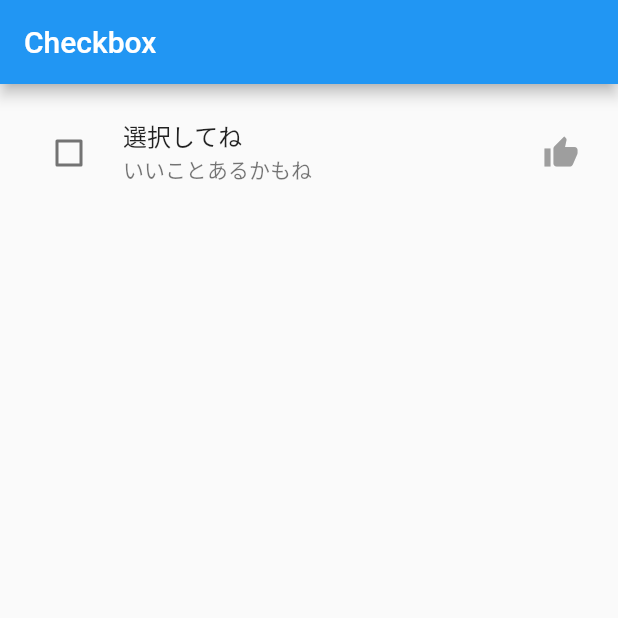
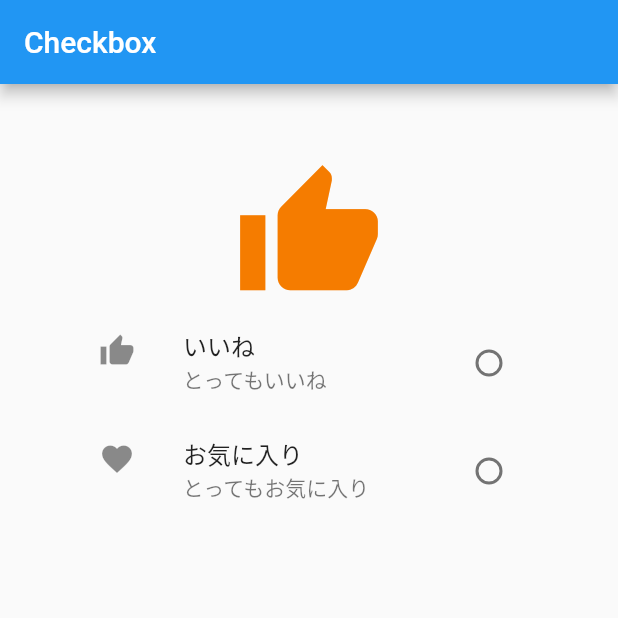
Before and after one commit to kazuma-fujita/flutter_doc_jp_layout_tutorial, a Flutter app: the screen it shows after launch, on a phone screen of 412 x 824 dp, the top half of it. Run offline on Flutter 3.47's test engine with Material 2 defaults, Android fonts, the phone set to English and light mode, and no system bars.

Commit message:
added radio button

```diff
--- a/lib/main.dart
+++ b/lib/main.dart
@@ -1,10 +1,11 @@
 import 'package:flutter/material.dart';
 import 'package:flutter/rendering.dart';
-import 'package:flutter_doc_jp_layout_tutorial/checkbox.dart';
+
+import 'radio_button.dart';
 
 void main() {
   debugPaintSizeEnabled = false;
-  runApp(CheckboxWidget());
+  runApp(RadioWidget());
 }
 
 class MyApp extends StatelessWidget {
--- /dev/null
+++ b/lib/radio_button.dart
@@ -0,0 +1,83 @@
+import 'package:flutter/material.dart';
+
+class RadioWidget extends StatelessWidget {
+  @override
+  Widget build(BuildContext context) {
+    return MaterialApp(
+      home: Scaffold(
+        appBar: AppBar(
+          title: const Text('Checkbox'),
+        ),
+        body: ChangeForm(),
+      ),
+    );
+  }
+}
+
+class ChangeForm extends StatefulWidget {
+  @override
+  _ChangeFormState createState() => _ChangeFormState();
+}
+
+class _ChangeFormState extends State<ChangeForm> {
+  String _type = '';
+
+  void _handleRadio(String type) {
+    setState(() {
+      _type = type;
+    });
+  }
+
+  IconData _changeIcon(String type) {
+    IconData icon = null;
+    switch (type) {
+      case 'thumb_up':
+        icon = Icons.thumb_up;
+        break;
+      case 'favorite':
+        icon = Icons.favorite;
+        break;
+      default:
+        icon = Icons.thumb_up;
+    }
+    return icon;
+  }
+
+  @override
+  Widget build(BuildContext context) {
+    return Container(
+      padding: const EdgeInsets.all(50),
+      child: Column(
+        children: [
+          Center(
+            child: new Icon(
+              _changeIcon(_type),
+              color: Colors.orange[700],
+              size: 100,
+            ),
+          ),
+          new RadioListTile(
+            title: const Text('いいね'),
+            subtitle: const Text('とってもいいね'),
+            secondary: const Icon(Icons.thumb_up),
+            activeColor: Colors.blue,
+            value: 'thumb_up',
+            groupValue: _type,
+            onChanged: _handleRadio,
+            controlAffinity: ListTileControlAffinity.trailing,
+          ),
+          new RadioListTile(
+            title: const Text('お気に入り'),
+            subtitle: const Text('とってもお気に入り'),
+            secondary: const Icon(Icons.favorite),
+            activeColor: Colors.red,
+            value: 'favorite',
+            groupValue: _type,
+            onChanged: _handleRadio,
+            controlAffinity: ListTileControlAffinity.trailing,
+          )
+        ],
+      ),
+    );
+  }
+}
```
